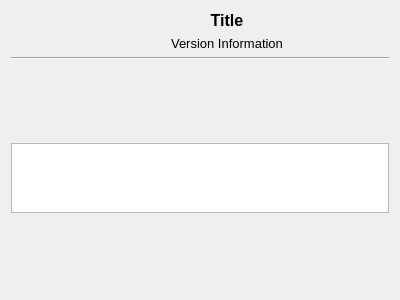
Old version of the form Application/Gui/About/DialogAboutComponentsWidget.ui in the repository mzsoftsoftware/RollScript.
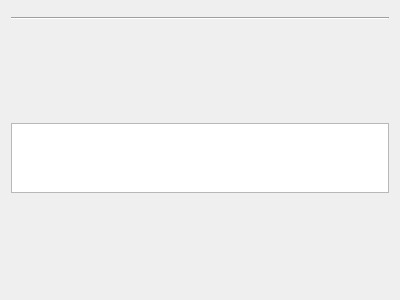
New version of the form. Icons and pictures are not drawn. Custom widgets are drawn as their Qt base class.

The edit to the form file:
```diff
--- a/Application/Gui/About/DialogAboutComponentsWidget.ui
+++ b/Application/Gui/About/DialogAboutComponentsWidget.ui
@@ -15,62 +15,7 @@
   </property>
   <layout class="QVBoxLayout" name="verticalLayout" stretch="0,0,1,0,1">
    <item>
-    <layout class="QHBoxLayout" name="horizontalLayout_Header">
-     <item>
-      <widget class="QLabel" name="label_Logo">
-       <property name="maximumSize">
-        <size>
-         <width>48</width>
-         <height>48</height>
-        </size>
-       </property>
-       <property name="text">
-        <string notr="true"/>
-       </property>
-       <property name="pixmap">
-        <pixmap resource="../../Resources/RollScript.qrc">:/Application/RollScript.svg</pixmap>
-       </property>
-       <property name="scaledContents">
-        <bool>true</bool>
-       </property>
-      </widget>
-     </item>
-     <item>
-      <layout class="QVBoxLayout" name="verticalLayout_Header">
-       <item>
-        <widget class="QLabel" name="label_Title">
-         <property name="font">
-          <font>
-           <pointsize>12</pointsize>
-           <bold>true</bold>
-          </font>
-         </property>
-         <property name="text">
-          <string>Title</string>
-         </property>
-         <property name="alignment">
-          <set>Qt::AlignmentFlag::AlignCenter</set>
-         </property>
-        </widget>
-       </item>
-       <item>
-        <widget class="QLabel" name="label_Version">
-         <property name="font">
-          <font>
-           <pointsize>10</pointsize>
-          </font>
-         </property>
-         <property name="text">
-          <string notr="true">Version Information</string>
-         </property>
-         <property name="alignment">
-          <set>Qt::AlignmentFlag::AlignHCenter|Qt::AlignmentFlag::AlignTop</set>
-         </property>
-        </widget>
-       </item>
-      </layout>
-     </item>
-    </layout>
+    <widget class="DialogAboutHeaderWidget" name="widget_Header" native="true"/>
    </item>
    <item>
     <widget class="Line" name="line">
@@ -87,7 +32,7 @@
      <property name="sizeHint" stdset="0">
       <size>
        <width>20</width>
-       <height>65</height>
+       <height>85</height>
       </size>
      </property>
     </spacer>
@@ -148,15 +93,21 @@
      <property name="sizeHint" stdset="0">
       <size>
        <width>20</width>
-       <height>64</height>
+       <height>84</height>
       </size>
      </property>
     </spacer>
    </item>
   </layout>
  </widget>
- <resources>
-  <include location="../../Resources/RollScript.qrc"/>
- </resources>
+ <customwidgets>
+  <customwidget>
+   <class>DialogAboutHeaderWidget</class>
+   <extends>QWidget</extends>
+   <header>Gui/About/DialogAboutHeaderWidget.h</header>
+   <container>1</container>
+  </customwidget>
+ </customwidgets>
+ <resources/>
  <connections/>
 </ui>
```
